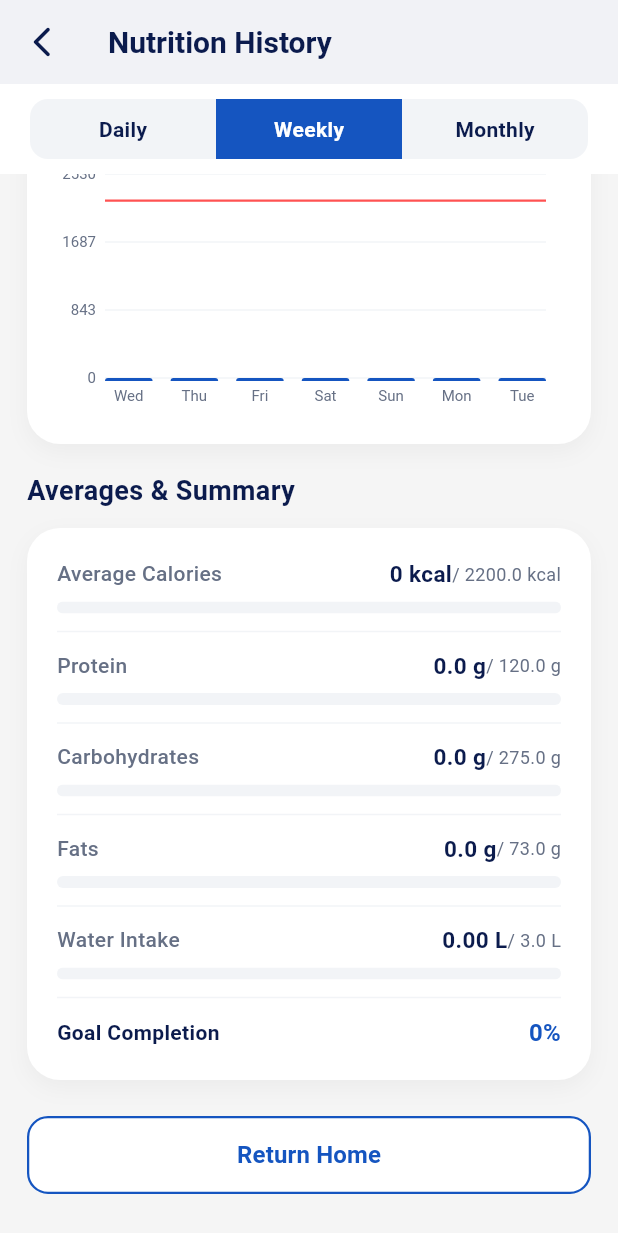
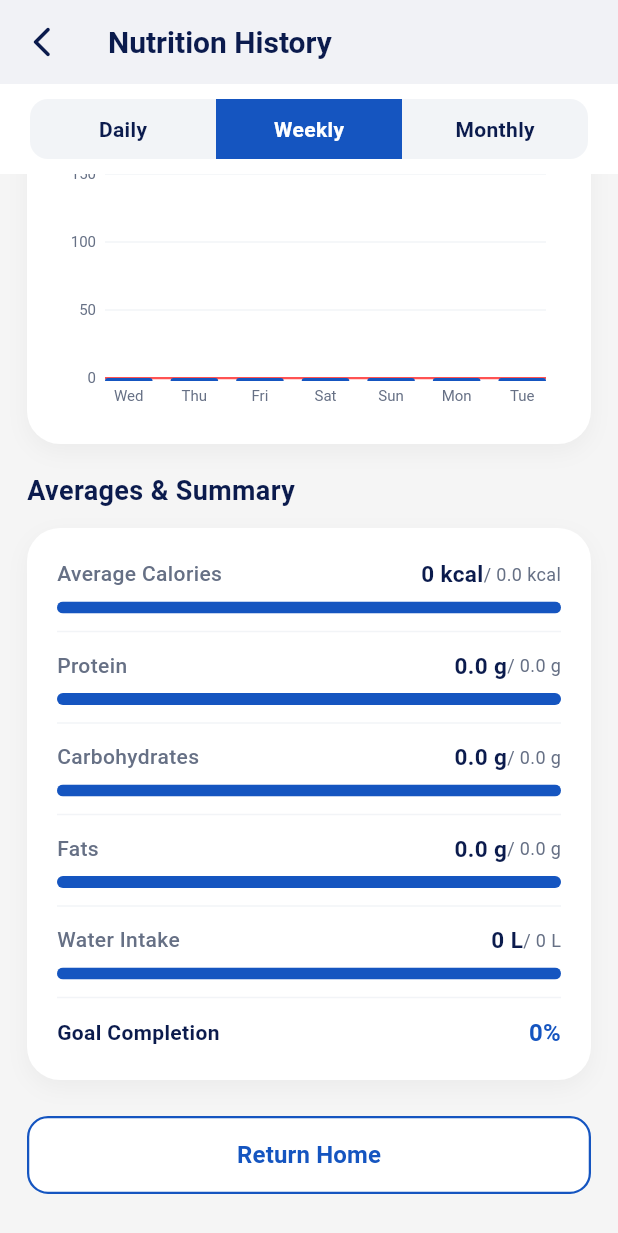
Before and after one commit to ajeetkr05/fitza, a Flutter app: the NutritionHistoryScreen screen opened directly, scrolled down 104 dp, on a phone screen of 412 x 824 dp. Shown: the top 1233 px of the screen. Run offline on Flutter 3.47's test engine with Material 3 defaults, Android fonts, the phone set to English and light mode, and no system bars; our stand-ins replace cloud_firestore, firebase_auth, firebase_core, flutter_dotenv; accounts and stored records are empty.

Commit message:
Update nutrition home and history screens

```diff
--- a/lib/screens/Nutrition/nutrition_history_screen.dart
+++ b/lib/screens/Nutrition/nutrition_history_screen.dart
@@ -1,7 +1,9 @@
 import 'package:flutter/material.dart';
 import '../../models/Nutrition/meal_entry.dart';
 import '../../models/Nutrition/water_log.dart';
+import '../../models/profile/user_profile.dart';
 import '../../services/Nutrition/nutrition_firestore_service.dart';
+import '../../services/profile/profile_firestore_service.dart';
 
 class NutritionHistoryScreen extends StatefulWidget {
   const NutritionHistoryScreen({super.key});
@@ -22,11 +24,11 @@ class _NutritionHistoryScreenState extends State<NutritionHistoryScreen> {
   static const Color background = Color(0xFFF5F5F5);
 
   // Target values
-  static const double targetCalories = 2200.0;
-  static const double targetProtein = 120.0;
-  static const double targetCarbs = 275.0;
-  static const double targetFat = 73.0;
-  static const double targetWaterL = 3.0;
+  double targetCalories = 2200.0;
+  double targetProtein = 120.0;
+  double targetCarbs = 275.0;
+  double targetFat = 73.0;
+  double targetWaterL = 3.0;
 
   @override
   void initState() {
@@ -69,6 +71,18 @@ class _NutritionHistoryScreenState extends State<NutritionHistoryScreen> {
 
   @override
   Widget build(BuildContext context) {
+    return StreamBuilder<UserProfile>(
+      stream: ProfileFirestoreService.instance.getProfileStream(),
+      builder: (context, profileSnapshot) {
+        final profile = profileSnapshot.data;
+        if (profile != null) {
+          targetCalories = profile.targetCalories ?? 2200.0;
+          targetProtein = profile.targetProtein ?? 120.0;
+          targetCarbs = profile.targetCarbs ?? 275.0;
+          targetFat = profile.targetFat ?? 73.0;
+          targetWaterL = (profile.targetWaterMl ?? 3000) / 1000.0;
+        }
+
         return Scaffold(
           backgroundColor: background,
           appBar: AppBar(
@@ -151,6 +165,8 @@ class _NutritionHistoryScreenState extends State<NutritionHistoryScreen> {
               ),
             ],
           ),
+        );
+      },
     );
   }
 
@@ -246,23 +262,27 @@ class _NutritionHistoryScreenState extends State<NutritionHistoryScreen> {
           Row(
             mainAxisAlignment: MainAxisAlignment.spaceBetween,
             children: [
-              const Text(
+              const Expanded(
+                child: Text(
                   'Calories Over Time',
                   style: TextStyle(
                     color: darkText,
                     fontSize: 16,
                     fontWeight: FontWeight.bold,
                   ),
+                  overflow: TextOverflow.ellipsis,
                 ),
+              ),
+              const SizedBox(width: 8),
               Container(
                 padding: const EdgeInsets.symmetric(horizontal: 10, vertical: 4),
                 decoration: BoxDecoration(
                   color: const Color(0xFFE0EAFF),
                   borderRadius: BorderRadius.circular(10),
                 ),
-                child: const Text(
-                  'Target: 2200 kcal',
-                  style: TextStyle(
+                child: Text(
+                  'Target: ${targetCalories.toStringAsFixed(0)} kcal',
+                  style: const TextStyle(
                     color: primaryBlue,
                     fontSize: 11,
                     fontWeight: FontWeight.bold,
@@ -353,7 +373,7 @@ class _NutritionHistoryScreenState extends State<NutritionHistoryScreen> {
           const Divider(height: 24, color: Color(0xFFF2F4F7)),
           _metricRow('Fats', '${avgF.toStringAsFixed(1)} g', '/ $targetFat g', avgF / targetFat),
           const Divider(height: 24, color: Color(0xFFF2F4F7)),
-          _metricRow('Water Intake', '${avgWaterL.toStringAsFixed(2)} L', '/ $targetWaterL L', avgWaterL / targetWaterL),
+          _metricRow('Water Intake', '${avgWaterL.toStringAsFixed(avgWaterL % 1 == 0 ? 0 : 1)} L', '/ ${targetWaterL % 1 == 0 ? targetWaterL.toStringAsFixed(0) : targetWaterL.toStringAsFixed(1)} L', avgWaterL / targetWaterL),
           const Divider(height: 24, color: Color(0xFFF2F4F7)),
           Row(
             mainAxisAlignment: MainAxisAlignment.spaceBetween,
@@ -483,8 +503,15 @@ class _CalorieBarChartPainter extends CustomPainter {
     );
 
     int divisions = 3;
+    // Calculate step size rounded to the nearest multiple of 50
+    double rawStep = maxVal / divisions;
+    double step = (rawStep / 50.0).roundToDouble() * 50.0;
+    if (step < 50.0) step = 50.0;
+    // Align maxVal exactly with divisions
+    maxVal = step * divisions;
+
     for (int i = 0; i <= divisions; i++) {
-      final yVal = (maxVal / divisions) * i;
+      final yVal = step * i;
       final y = paddingTop + chartHeight - (yVal / maxVal * chartHeight);
 
       canvas.drawLine(
```
Also changed, not shown: lib/screens/Nutrition/nutrition_home_screen.dart (+52 -8 lines). Lines whose indentation alone changed are shown as unchanged.
